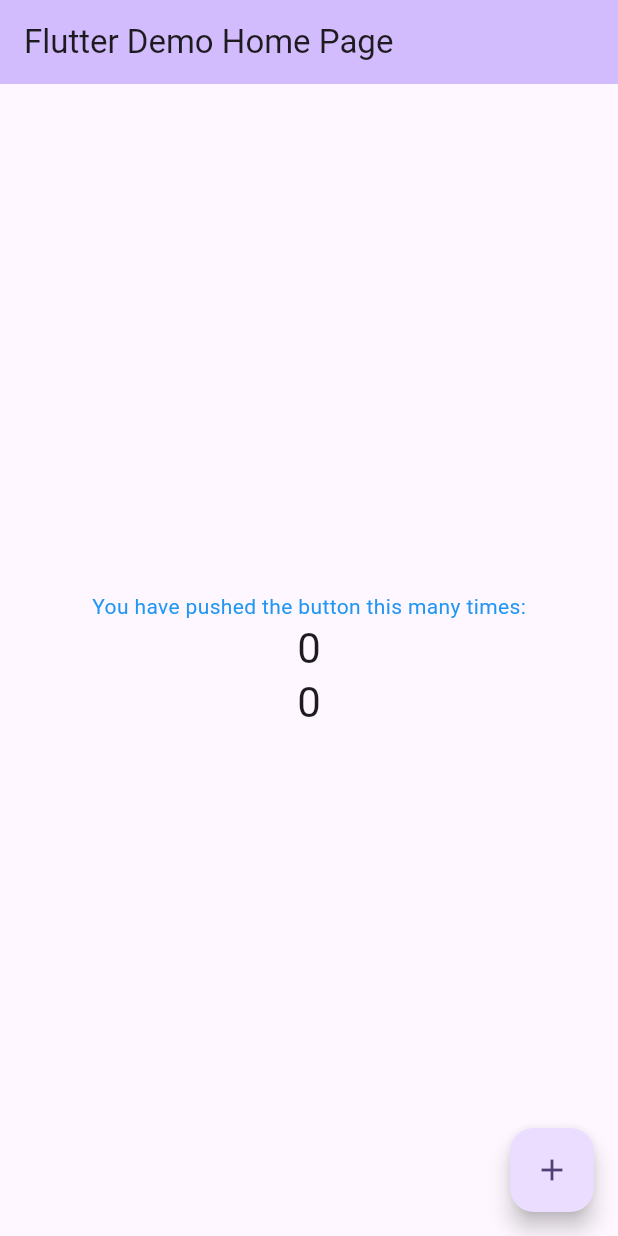
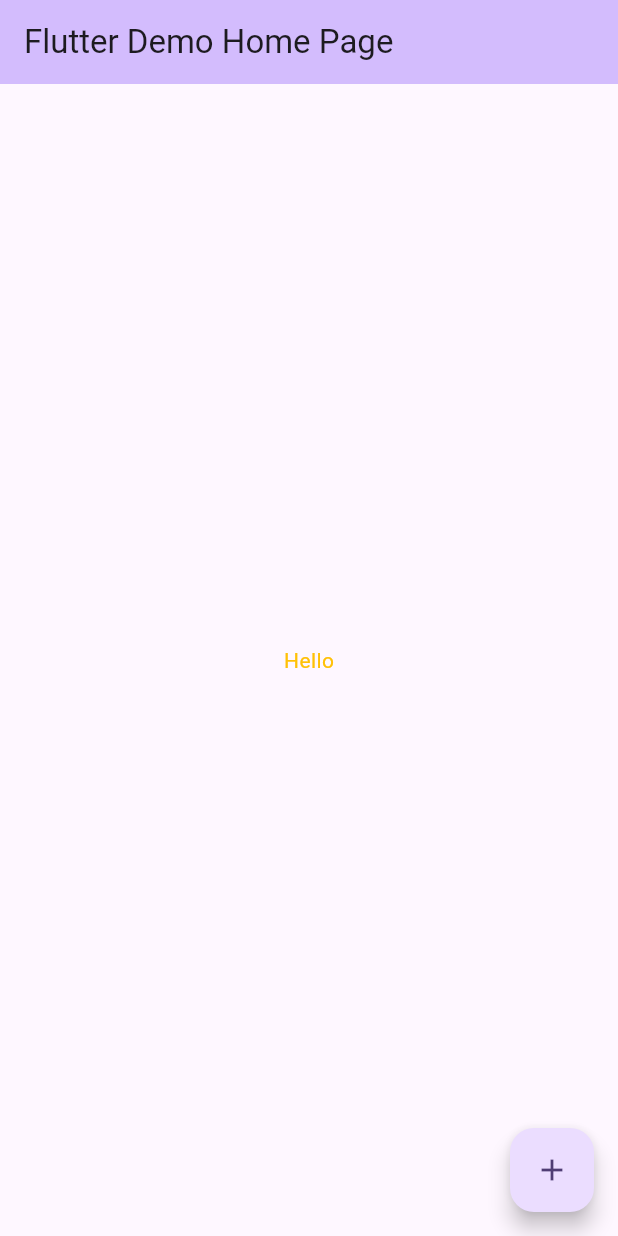
Before and after one commit to DhananjayaBandara/flutterApplication, a Flutter app: the screen it shows after launch, on a phone screen of 412 x 824 dp. Run offline on Flutter 3.47's test engine with Material 3 defaults, Android fonts, the phone set to English and light mode, and no system bars.

Commit message:
Widget VS Argument Widget starts with a capital letter.An argument starts with lowercase letter. To put another widget inside an other widget you have to use argument.

```diff
--- a/flutter_app/lib/main.dart
+++ b/flutter_app/lib/main.dart
@@ -88,36 +88,7 @@ class _MyHomePageState extends State<MyHomePage> {
       body: Center(
         // Center is a layout widget. It takes a single child and positions it
         // in the middle of the parent.
-        child: Column(
-          // Column is also a layout widget. It takes a list of children and
-          // arranges them vertically. By default, it sizes itself to fit its
-          // children horizontally, and tries to be as tall as its parent.
-          //
-          // Column has various properties to control how it sizes itself and
-          // how it positions its children. Here we use mainAxisAlignment to
-          // center the children vertically; the main axis here is the vertical
-          // axis because Columns are vertical (the cross axis would be
-          // horizontal).
-          //
-          // TRY THIS: Invoke "debug painting" (choose the "Toggle Debug Paint"
-          // action in the IDE, or press "p" in the console), to see the
-          // wireframe for each widget.
-          mainAxisAlignment: MainAxisAlignment.center,
-          children: <Widget>[
-            const Text(
-              'You have pushed the button this many times:',
-              style: TextStyle(color: Colors.blue),
-            ),
-            Text(
-              '$_counter',
-              style: Theme.of(context).textTheme.headlineMedium,
-            ),
-            Text(
-              '$_counter',
-              style: Theme.of(context).textTheme.headlineMedium,
-            ),
-          ],
-        ),
+        child: Text('Hello', style: TextStyle(color: Colors.amber)),
       ),
       floatingActionButton: FloatingActionButton(
         onPressed: _incrementCounter,
```
